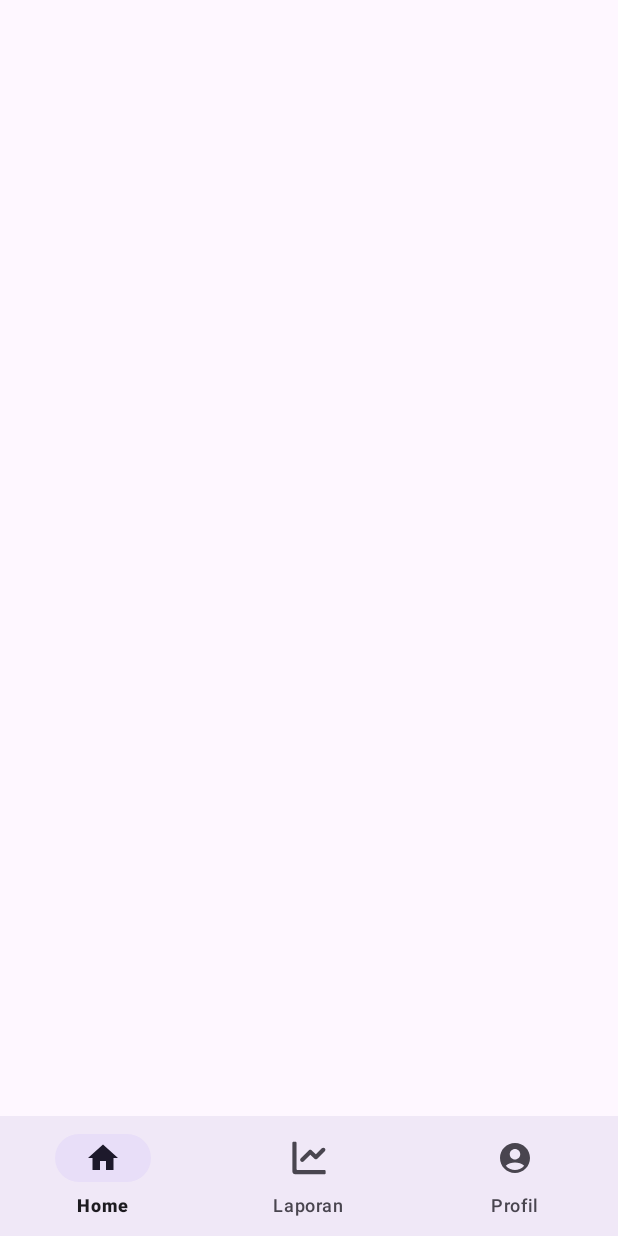
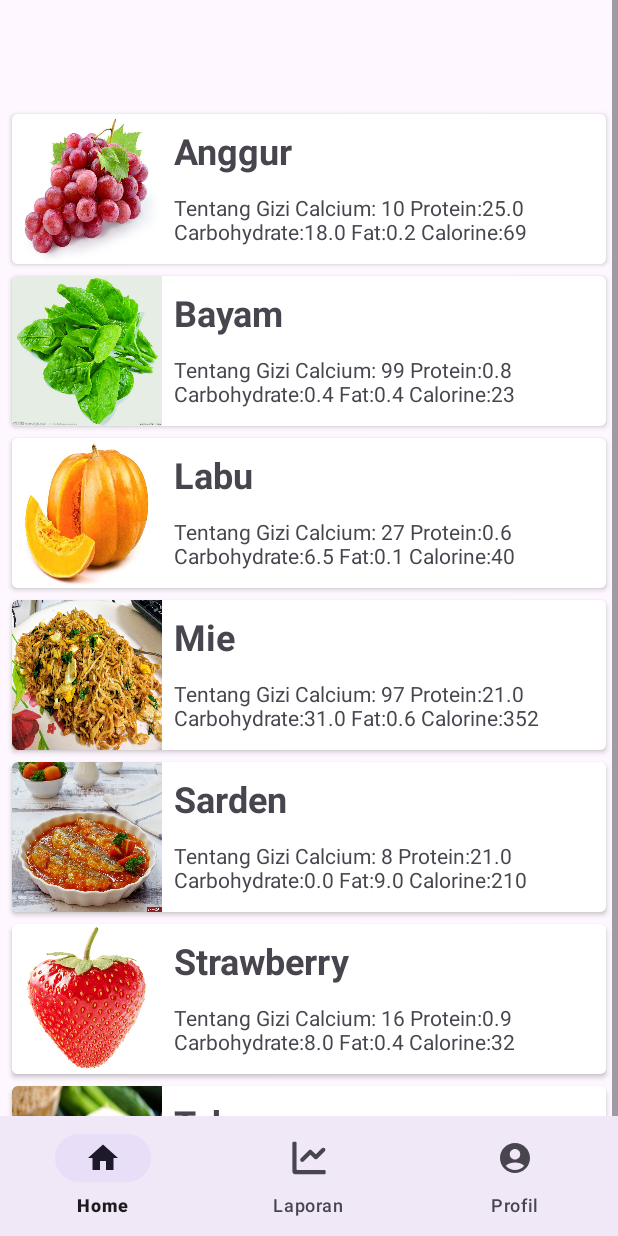
Before and after one commit to W511490/Bangkit-Capstone, an Android app: the HomeFragment screen opened directly, with no data from a screen before it, on a phone screen of 412 x 824 dp. Run offline under Robolectric (Android 15) with nearby library versions, the light colour scheme and no system bars; our stand-ins replace navigation-ui.

Commit message:
push home

```diff
--- /dev/null
+++ b/MD/CeriaKids/app/src/main/java/com/example/ceriakids/adapter/FoodAdapter.kt
@@ -0,0 +1,54 @@
+package com.example.ceriakids.adapter
+
+import android.view.LayoutInflater
+import android.view.View
+import android.view.ViewGroup
+import android.widget.ImageView
+import android.widget.TextView
+import android.widget.Toast
+import androidx.recyclerview.widget.RecyclerView
+import com.example.ceriakids.R
+import com.example.ceriakids.ui.detail.Food
+
+
+class FoodAdapter(private  val foodlist: ArrayList<Food>) : RecyclerView.Adapter<FoodAdapter.ViewHolder>() {
+
+
+    private lateinit var onItemClickCallback: OnItemClickCallback
+
+    fun setOnItemClickCallback(onItemClickCallback: OnItemClickCallback) {
+        this.onItemClickCallback = onItemClickCallback
+    }
+
+    class ViewHolder(itemView: View) : RecyclerView.ViewHolder(itemView) {
+        val imgPhoto : ImageView= itemView.findViewById(R.id.Ivgizi)
+        val tvName: TextView = itemView.findViewById(R.id.name_food)
+        val tvDescription: TextView = itemView.findViewById(R.id.desc_gizi)
+
+    }
+
+    override fun onCreateViewHolder(parent: ViewGroup, viewType: Int): ViewHolder {
+        val view: View = LayoutInflater.from(parent.context).inflate(R.layout.item_card,parent,false)
+        return ViewHolder(view)
+    }
+
+    override fun onBindViewHolder(holder: ViewHolder, position: Int) {
+        val(name,description,photo) = foodlist [position]
+        holder.imgPhoto.setImageResource(photo)
+        holder.tvName.text = name
+        holder.tvDescription.text = description
+
+        holder.itemView.setOnClickListener{
+            onItemClickCallback.onItemClicked(foodlist[holder.adapterPosition])
+            Toast.makeText(holder.itemView.context,"kamu memilih " + foodlist[holder.adapterPosition].name, Toast.LENGTH_SHORT).show()
+        }
+    }
+
+    override fun getItemCount(): Int {
+        return foodlist.size
+    }
+    interface OnItemClickCallback{
+        fun onItemClicked(data: Food)
+    }
+
+}
--- /dev/null
+++ b/MD/CeriaKids/app/src/main/java/com/example/ceriakids/ui/detail/Food.kt
@@ -0,0 +1,11 @@
+package com.example.ceriakids.ui.detail
+
+import android.os.Parcelable
+import kotlinx.parcelize.Parcelize
+
+@Parcelize
+data class Food(
+    val name: String,
+    val description: String,
+    val photo: Int
+): Parcelable
--- a/MD/CeriaKids/app/src/main/java/com/example/ceriakids/ui/home/HomeFragment.kt
+++ b/MD/CeriaKids/app/src/main/java/com/example/ceriakids/ui/home/HomeFragment.kt
@@ -4,27 +4,51 @@ import android.os.Bundle
 import android.view.LayoutInflater
 import android.view.View
 import android.view.ViewGroup
-import android.widget.TextView
 import androidx.fragment.app.Fragment
 import androidx.lifecycle.ViewModelProvider
+import androidx.recyclerview.widget.LinearLayoutManager
+import com.example.ceriakids.R
+import com.example.ceriakids.adapter.FoodAdapter
 import com.example.ceriakids.databinding.FragmentHomeBinding
+import com.example.ceriakids.ui.detail.Food
 
 class HomeFragment : Fragment() {
 
     private var _binding: FragmentHomeBinding? = null
     private val binding get() = _binding!!
     private lateinit var homeViewModel: HomeViewModel
+    private lateinit var foodAdapter: FoodAdapter
 
     override fun onCreateView(
         inflater: LayoutInflater,
         container: ViewGroup?,
         savedInstanceState: Bundle?
     ): View {
-        val homeViewModel =
+        homeViewModel =
             ViewModelProvider(this).get(HomeViewModel::class.java)
 
         _binding = FragmentHomeBinding.inflate(inflater, container, false)
         val root: View = binding.root
+
+        // Ambil data dari string array
+        val foodNames = resources.getStringArray(R.array.data_name)
+        val foodDescriptions = resources.getStringArray(R.array.data_description)
+        val foodImages = resources.obtainTypedArray(R.array.data_food)
+
+        // Buat daftar Food dari string array
+        val foodList = ArrayList<Food>()
+        for (i in foodNames.indices) {
+            val food = Food(foodNames[i], foodDescriptions[i], foodImages.getResourceId(i, -1))
+            foodList.add(food)
+        }
+
+        // Bebaskan sumber daya setelah digunakan
+        foodImages.recycle()
+
+        // Inisialisasi adapter dan set ke RecyclerView
+        foodAdapter = FoodAdapter(foodList)
+        binding.rvFood.adapter = foodAdapter
+        binding.rvFood.layoutManager = LinearLayoutManager(requireContext())
 
         return root
     }
--- a/MD/CeriaKids/app/src/main/res/layout/fragment_detail.xml
+++ b/MD/CeriaKids/app/src/main/res/layout/fragment_detail.xml
@@ -32,7 +32,7 @@
         app:layout_constraintTop_toBottomOf="@+id/Ivdetailgizi" />
 
     <TextView
-        android:id="@+id/textView3"
+        android:id="@+id/detail_desc_gizi"
         android:layout_width="wrap_content"
         android:layout_height="wrap_content"
         android:layout_marginTop="12dp"
--- a/MD/CeriaKids/app/src/main/res/layout/fragment_home.xml
+++ b/MD/CeriaKids/app/src/main/res/layout/fragment_home.xml
@@ -7,6 +7,7 @@
     tools:context=".ui.home.HomeFragment">
 
     <androidx.recyclerview.widget.RecyclerView
+        android:id="@+id/rv_food"
         android:layout_width="match_parent"
         android:layout_height="wrap_content"
         android:layout_marginTop="72dp"
--- a/MD/CeriaKids/app/src/main/res/values/strings.xml
+++ b/MD/CeriaKids/app/src/main/res/values/strings.xml
@@ -36,4 +36,94 @@
     <string name="height">Tinggi</string>
     <string name="kg">kg</string>
     <string name="cm">cm</string>
+
+
+    <string-array name="data_name">
+        <item>Anggur</item>
+        <item>Bayam</item>
+        <item>Labu</item>
+        <item>Mie</item>
+        <item>Sarden</item>
+        <item>Strawberry</item>
+        <item>Tahu</item>
+        <item>Telur</item>
+        <item>Timun</item>
+        <item>Tomat</item>
+    </string-array>
+
+    <string-array name="data_description">
+        <item>Tentang Gizi
+        Calcium: 10
+        Protein:25.0
+        Carbohydrate:18.0
+        Fat:0.2
+        Calorine:69</item>
+        <item>Tentang Gizi
+        Calcium: 99
+        Protein:0.8
+        Carbohydrate:0.4
+        Fat:0.4
+        Calorine:23</item>
+        <item>Tentang Gizi
+        Calcium: 27
+        Protein:0.6
+        Carbohydrate:6.5
+        Fat:0.1
+        Calorine:40</item>
+        <item>Tentang Gizi
+        Calcium: 97
+        Protein:21.0
+        Carbohydrate:31.0
+        Fat:0.6
+        Calorine:352</item>
+        <item>Tentang Gizi
+        Calcium: 8
+        Protein:21.0
+        Carbohydrate:0.0
+        Fat:9.0
+        Calorine:210</item>
+        <item>Tentang Gizi
+        Calcium: 16
+        Protein:0.9
+        Carbohydrate:8.0
+        Fat:0.4
+        Calorine:32</item>
+        <item>Tentang Gizi
+        Calcium: 81
+        Protein:27.0
+        Carbohydrate:2.4
+        Fat:0.4
+        Calorine:77</item>
+        <item>Tentang Gizi
+        Calcium: 56
+        Protein:25.0
+        Carbohydrate:0.6
+        Fat:4.8
+        Calorine:78</item>
+        <item>Tentang Gizi
+        Calcium: 15
+        Protein:8.1
+        Carbohydrate:3.6
+        Fat:0.1
+        Calorine:15</item>
+        <item>Tentang Gizi
+        Calcium: 6
+        Protein:0.7
+        Carbohydrate:3.9
+        Fat:0.2
+        Calorine:18</item>
+    </string-array>
+
+    <integer-array name="data_food">
+        <item>@drawable/anggur</item>
+        <item>@drawable/bayam</item>
+        <item>@drawable/labu</item>
+        <item>@drawable/mie</item>
+        <item>@drawable/sarden</item>
+        <item>@drawable/straubery</item>
+        <item>@drawable/tahu</item>
+        <item>@drawable/telur</item>
+        <item>@drawable/timun</item>
+        <item>@drawable/tomat</item>
+    </integer-array>
 </resources>
```
Also changed, not shown: MD/CeriaKids/app/src/main/res/drawable/anggur.jpg (added), MD/CeriaKids/app/src/main/res/drawable/bayam.jpg (added), MD/CeriaKids/app/src/main/res/drawable/labu.jpg (added), MD/CeriaKids/app/src/main/res/drawable/mie.jpg (added), MD/CeriaKids/app/src/main/res/drawable/sarden.jpg (added), MD/CeriaKids/app/src/main/res/drawable/straubery.jpg (added), MD/CeriaKids/app/src/main/res/drawable/tahu.jpg (added), MD/CeriaKids/app/src/main/res/drawable/telur.jpg (added), MD/CeriaKids/app/src/main/res/drawable/timun.jpg (added), MD/CeriaKids/app/src/main/res/drawable/tomat.jpg (added).
